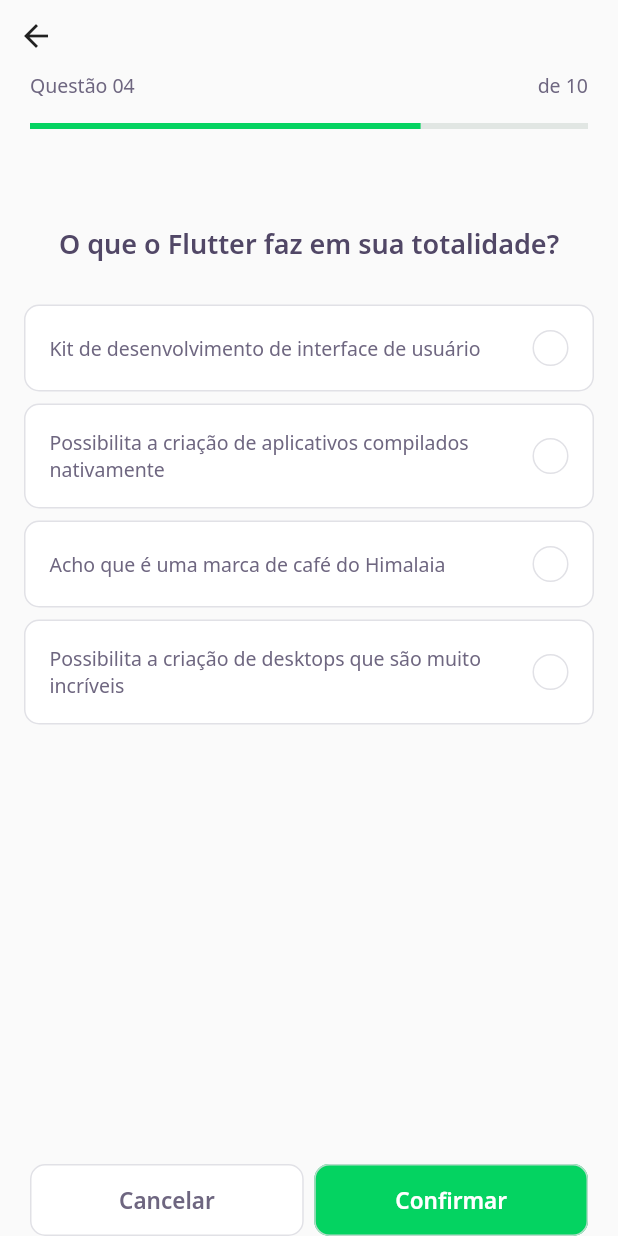
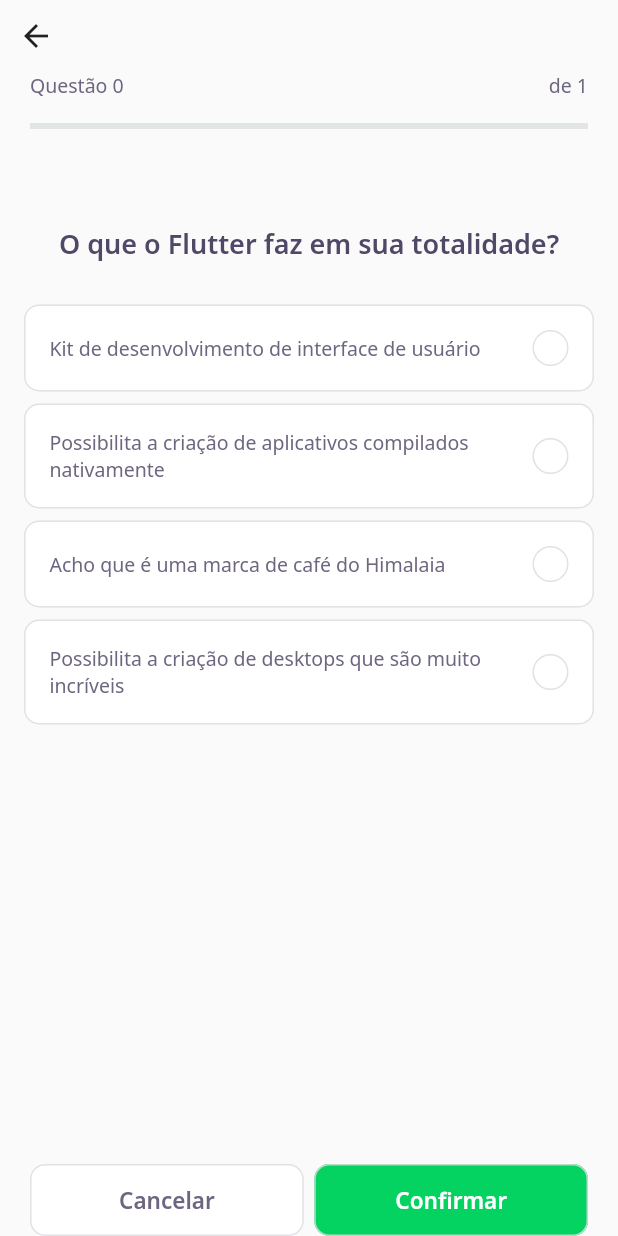
Before and after one commit to raulpe7eira/dev-quiz-app, a Flutter app: the screen it shows after launch, after a tap on "NLW 5 Flutter", on a phone screen of 412 x 824 dp. Run offline on Flutter 3.47's test engine with Material 2 defaults, Android fonts, the phone set to English and light mode, and no system bars; our stand-ins replace google_fonts; accounts and stored records are empty; network calls fail.

Commit message:
add challenge controller

```diff
--- /dev/null
+++ b/lib/challenge/challenge_controller.dart
@@ -0,0 +1,7 @@
+import 'package:flutter/cupertino.dart';
+
+class ChallangeController {
+  final currentPageNotifier = ValueNotifier<int>(0);
+  int get currentPage => currentPageNotifier.value;
+  set currentPage(int value) => currentPageNotifier.value = value;
+}
--- a/lib/challenge/challenge_page.dart
+++ b/lib/challenge/challenge_page.dart
@@ -1,3 +1,4 @@
+import 'package:dev_quiz/challenge/challenge_controller.dart';
 import 'package:dev_quiz/challenge/widgets/next_button/next_button_widget.dart';
 import 'package:dev_quiz/challenge/widgets/question_indicator/question_indicator_widget.dart';
 import 'package:dev_quiz/challenge/widgets/quiz/quiz_widget.dart';
@@ -18,6 +19,16 @@
 }
 
 class _ChallengePageState extends State<ChallengePage> {
+  final controller = ChallangeController();
+
+  @override
+  void initState() {
+    controller.currentPageNotifier.addListener(() {
+      setState(() {});
+    });
+    super.initState();
+  }
+
   @override
   Widget build(BuildContext context) {
     return Scaffold(
@@ -29,11 +40,16 @@
               crossAxisAlignment: CrossAxisAlignment.start,
               children: [
                 BackButton(),
-                QuestionIndicatorWidget(),
+                QuestionIndicatorWidget(
+                  currentPage: controller.currentPage,
+                  length: widget.questions.length,
+                ),
               ],
             )),
       ),
-      body: QuizWidget(question: widget.questions[0]),
+      body: PageView(
+        children: widget.questions.map((e) => QuizWidget(question: e)).toList(),
+      ),
       bottomNavigationBar: SafeArea(
         bottom: true,
         child: Padding(
--- a/lib/challenge/widgets/question_indicator/question_indicator_widget.dart
+++ b/lib/challenge/widgets/question_indicator/question_indicator_widget.dart
@@ -4,6 +4,15 @@
 import 'package:flutter/material.dart';
 
 class QuestionIndicatorWidget extends StatelessWidget {
+  final int currentPage;
+  final int length;
+
+  const QuestionIndicatorWidget({
+    Key? key,
+    required this.currentPage,
+    required this.length,
+  }) : super(key: key);
+
   @override
   Widget build(BuildContext context) {
     return Container(
@@ -13,12 +22,12 @@
           Row(
             mainAxisAlignment: MainAxisAlignment.spaceBetween,
             children: [
-              Text("Questão 04", style: AppTextStyles.body),
-              Text("de 10", style: AppTextStyles.body),
+              Text("Questão $currentPage", style: AppTextStyles.body),
+              Text("de $length", style: AppTextStyles.body),
             ],
           ),
           SizedBox(height: 16),
-          ProgressIndicatorWidget(value: 0.7),
+          ProgressIndicatorWidget(value: currentPage / length),
         ],
       ),
     );
--- a/lib/home/home_controller.dart
+++ b/lib/home/home_controller.dart
@@ -7,7 +7,6 @@
 
 class HomeController {
   final stateNotifier = ValueNotifier<HomeState>(HomeState.empty);
-
   set state(HomeState state) => stateNotifier.value = state;
   HomeState get state => stateNotifier.value;
 
```
